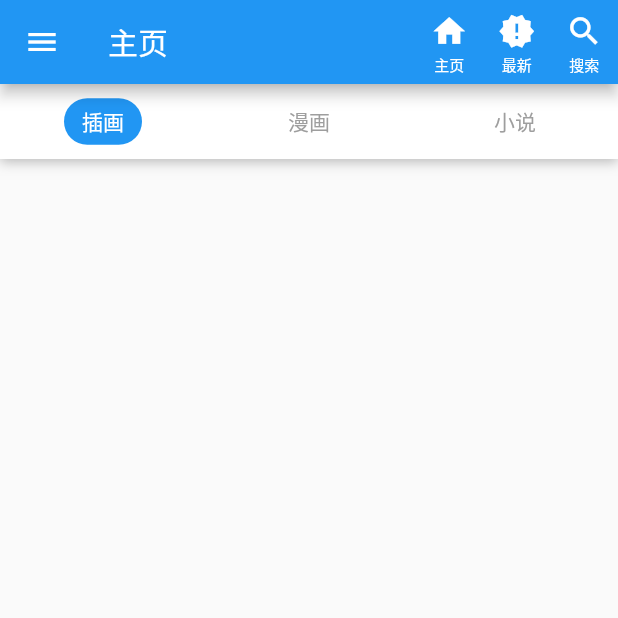
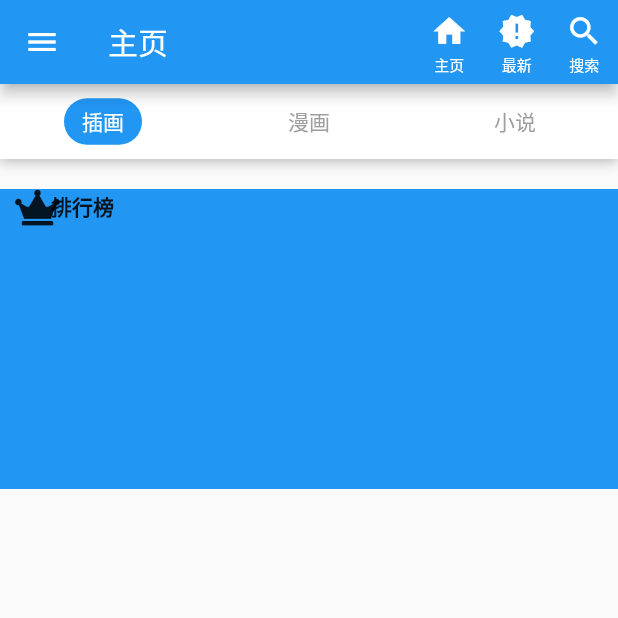
Before and after one commit to zjiale/pixiv, a Flutter app: the screen it shows after launch, on a phone screen of 412 x 824 dp, the top half of it. Run offline on Flutter 3.47's test engine with Material 2 defaults, Android fonts, the phone set to English and light mode, and no system bars; our stand-ins replace font_awesome_flutter.

Commit message:
second commit

```diff
--- a/lib/screens/home_screen.dart
+++ b/lib/screens/home_screen.dart
@@ -1,4 +1,7 @@
 import 'package:flutter/material.dart';
+import 'package:font_awesome_flutter/font_awesome_flutter.dart';
+import 'package:pixiv/widgets/list_item.dart';
+import 'package:pixiv/widgets/user_desc.dart';
 
 class HomeScreen extends StatefulWidget {
   @override
@@ -8,6 +11,25 @@ class HomeScreen extends StatefulWidget {
 class _HomeScreenState extends State<HomeScreen> {
   int _selectedIndex = 0;
   List<String> _tabs = ["插画", "漫画", "小说"];
+  List _type = [
+    {"icon": Icons.home, "text": "主页"},
+    {"icon": Icons.new_releases, "text": "最新"},
+    {"icon": Icons.search, "text": "搜索"}
+  ];
+
+  Widget _buildActions(int index) {
+    return Padding(
+      padding: EdgeInsets.symmetric(horizontal: 10.0, vertical: 8.0),
+      child: Column(
+          mainAxisAlignment: MainAxisAlignment.center,
+          crossAxisAlignment: CrossAxisAlignment.center,
+          children: <Widget>[
+            Icon(_type[index]["icon"], color: Colors.white, size: 25.0),
+            SizedBox(height: 2.0),
+            Text(_type[index]["text"], style: TextStyle(fontSize: 10.0))
+          ]),
+    );
+  }
 
   Widget _buildTabs(int index) {
     return GestureDetector(
@@ -30,52 +52,47 @@ class _HomeScreenState extends State<HomeScreen> {
     );
   }
 
+  Widget _buildHomeType() {
+    return Padding(
+        padding: EdgeInsets.only(left: 20.0, bottom: 10.0),
+        child: Column(children: <Widget>[
+          ListItem(Icons.home, '主页', () {
+            print('to 主页');
+          }),
+          ListItem(Icons.new_releases, '最新', () {
+            print('to 最新');
+          }),
+          ListItem(Icons.search, '搜索', () {
+            print('to 搜索');
+          })
+        ]));
+  }
+
   @override
   Widget build(BuildContext context) {
-    return Scaffold(
+    return SafeArea(
+      child: Scaffold(
         appBar: AppBar(
             title: Text('主页'),
-        leading: IconButton(icon: Icon(Icons.menu, color: Colors.white)),
-        actions: <Widget>[
-          Padding(
-            padding: EdgeInsets.symmetric(horizontal: 10.0, vertical: 8.0),
-            child: Column(
-                mainAxisAlignment: MainAxisAlignment.center,
-                crossAxisAlignment: CrossAxisAlignment.center,
+            actions: _type
+                .asMap()
+                .entries
+                .map(
+                  (MapEntry map) => _buildActions(map.key),
+                )
+                .toList()),
+        drawer: Drawer(
+          child: ListView(
+            padding: EdgeInsets.symmetric(vertical: 20.0),
             children: <Widget>[
-                  Icon(Icons.home, color: Colors.white, size: 25.0),
-                  SizedBox(height: 2.0),
-                  Text('主页', style: TextStyle(fontSize: 10.0))
-                ]),
-          ),
-          Padding(
-            padding: EdgeInsets.symmetric(horizontal: 10.0, vertical: 8.0),
-            child: Column(
-                mainAxisAlignment: MainAxisAlignment.center,
-                crossAxisAlignment: CrossAxisAlignment.center,
-                children: <Widget>[
-                  Icon(Icons.new_releases, color: Colors.white, size: 25.0),
-                  SizedBox(height: 2.0),
-                  Text('最新', style: TextStyle(fontSize: 10.0))
-                ]),
-          ),
-          Padding(
-            padding: EdgeInsets.symmetric(horizontal: 10.0, vertical: 8.0),
-            child: Column(
-                mainAxisAlignment: MainAxisAlignment.center,
-                crossAxisAlignment: CrossAxisAlignment.center,
-                children: <Widget>[
-                  Icon(Icons.search, color: Colors.white, size: 25.0),
-                  SizedBox(height: 2.0),
-                  Text('搜索', style: TextStyle(fontSize: 10.0))
-                ]),
+              UserDesc(),
+              SizedBox(height: 40.0),
+              _buildHomeType(),
+              Divider(
+                color: Color(0xFF778899),
+                height: 1.0,
               )
             ],
-      ),
-      drawer: Drawer(
-        child: ListView(
-          padding: EdgeInsets.zero,
-          children: <Widget>[DrawerHeader(child: Text('header'.toUpperCase()))],
           ),
         ),
         body: ListView(scrollDirection: Axis.vertical, children: <Widget>[
@@ -96,8 +113,32 @@ class _HomeScreenState extends State<HomeScreen> {
                       (MapEntry map) => _buildTabs(map.key),
                     )
                     .toList()),
+          ),
+          SizedBox(height: 20.0),
+          Container(
+            height: 200.0,
+            color: Colors.blue,
+            padding: EdgeInsets.only(left: 10.0),
+            child: Column(
+              children: <Widget>[
+                Row(
+                    mainAxisAlignment: MainAxisAlignment.spaceBetween,
+                    children: <Widget>[
+                      Container(
+                        child: Row(children: <Widget>[
+                          Icon(FontAwesomeIcons.crown),
+                          Text(
+                            '排行榜',
+                            style: TextStyle(fontWeight: FontWeight.bold),
                           )
                         ]),
+                      )
+                    ])
+              ],
+            ),
+          )
+        ]),
+      ),
     );
   }
 }
```
Also changed, not shown: lib/widgets/list_item.dart (added, +29 -0 lines), lib/widgets/user_desc.dart (added, +41 -0 lines). Lines whose indentation alone changed are shown as unchanged.
